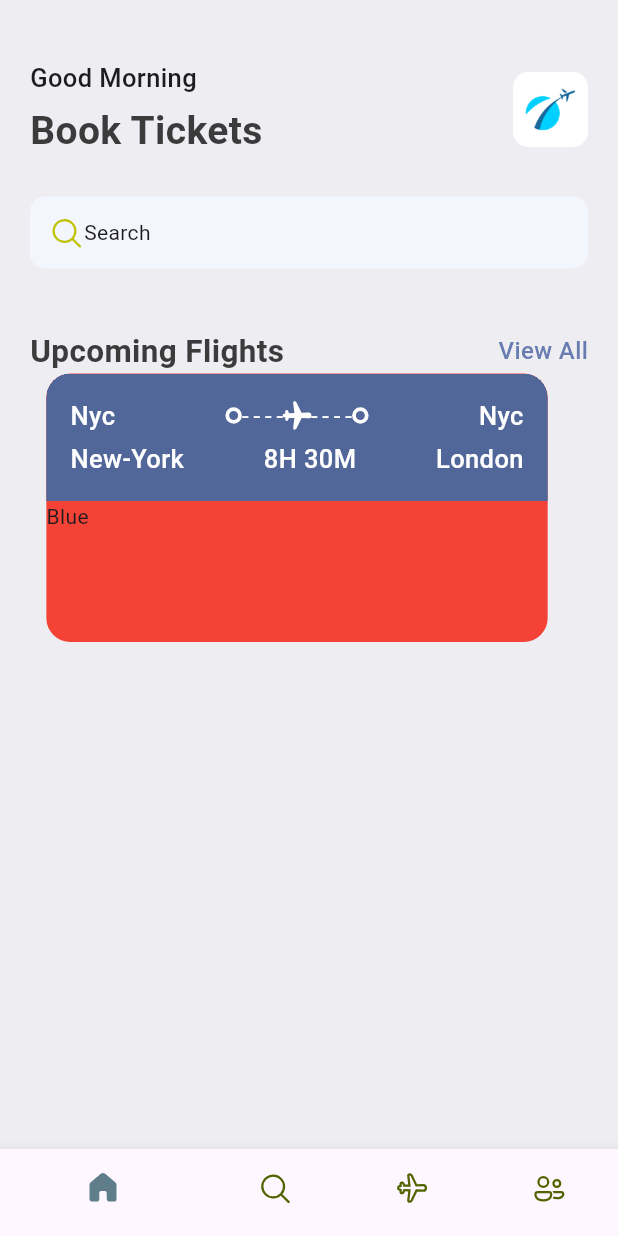
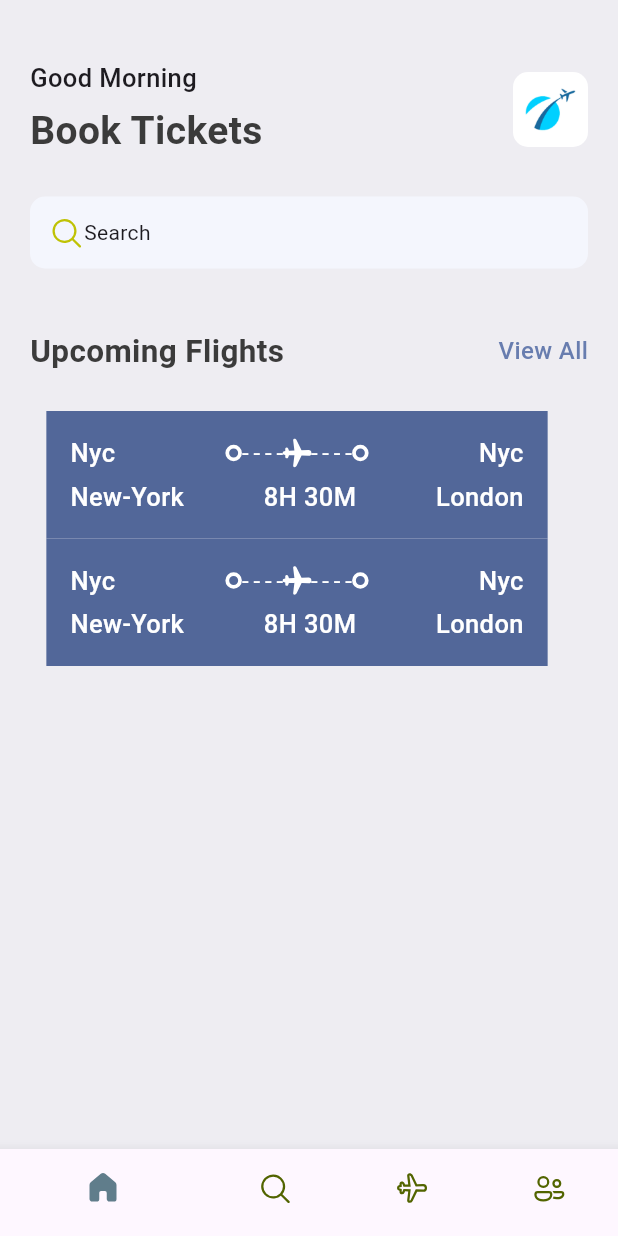
Before and after one commit to DelrosarioRovic/ticket-app, a Flutter app: the screen it shows after launch, on a phone screen of 412 x 824 dp. Run offline on Flutter 3.47's test engine with Material 3 defaults, Android fonts, the phone set to English and light mode, and no system bars; our stand-ins replace fluentui_icons.

Commit message:
tobe continue later ticket card

```diff
--- a/lib/base/widgets/ticket_card.dart
+++ b/lib/base/widgets/ticket_card.dart
@@ -16,15 +16,9 @@ class TicketCard extends StatelessWidget {
       height: 179,
       child: Container(
         margin: EdgeInsets.only(right: 16),
-        decoration: BoxDecoration(
-          color: Colors.red,
-          borderRadius: BorderRadius.circular(16),
-        ),
-        child: ClipRRect(
-          borderRadius: BorderRadius.circular(16), // Make sure border radius is applied to ClipRRect as well
-          clipBehavior: Clip.hardEdge, // This will clip any overflow content
-          child: Column(
+        child:  Column(
             children: [
+              //to be continue later
               Container(
                 color: AppStyles.ticketBlue,
                 padding: EdgeInsets.all(16),
@@ -71,13 +65,55 @@ class TicketCard extends StatelessWidget {
                   ],
                 ),
               ),
-              Row(children: [
-                Text("Blue")
-              ])
+              Container(
+                color: AppStyles.ticketBlue,
+                padding: EdgeInsets.all(16),
+                child: Column(
+                  children: [
+                    Row(
+                      children: [
+                        Column(
+                          children: [
+                            Text("Nyc", style: AppStyles.headlineStyle3.copyWith(color: Colors.white))
+                          ],
+                        ),
+                        Expanded(child: Container()),
+                        BigDot(),
+                        Expanded(
+                          child: Stack(
+                            children: [
+                              SizedBox(
+                                child: AppLayoutBuilder(spaceAddjustNum: 7),
+                              ),
+                              Center(child: Icon(FluentSystemIcons.ic_fluent_airplane_filled, color: Colors.white, size: 23)),
+                            ],
+                          ),
+                        ),
+                        BigDot(),
+                        Expanded(child: Container()),
+                        Column(
+                          children: [
+                            Text("Nyc", style: AppStyles.headlineStyle3.copyWith(color: Colors.white))
+                          ],
+                        ),
+                      ],
+                    ),
+                    const SizedBox(height: 5),
+                    Row(
+                      children: [
+                        Text("New-York", style: AppStyles.headlineStyle3.copyWith(color: Colors.white)),
+                        Expanded(child: Container()),
+                        Text("8H 30M", style: AppStyles.headlineStyle3.copyWith(color: Colors.white)),
+                        Expanded(child: Container()),
+                        Text("London", style: AppStyles.headlineStyle3.copyWith(color: Colors.white)),
+                      ],
+                    )
+                  ],
+                ),
+              ),
             ],
           ),
         ),
-      ),
     );
   }
 }
--- a/lib/screens/home_screen.dart
+++ b/lib/screens/home_screen.dart
@@ -57,6 +57,7 @@ class HomeScreen extends StatelessWidget {
                 ),
                 const SizedBox(height: 40),
                 AppDoubleText(bigText: "Upcoming Flights", smallText: "View All"),
+                const SizedBox(height: 25),
                 TicketCard()
               ],
             )
```
